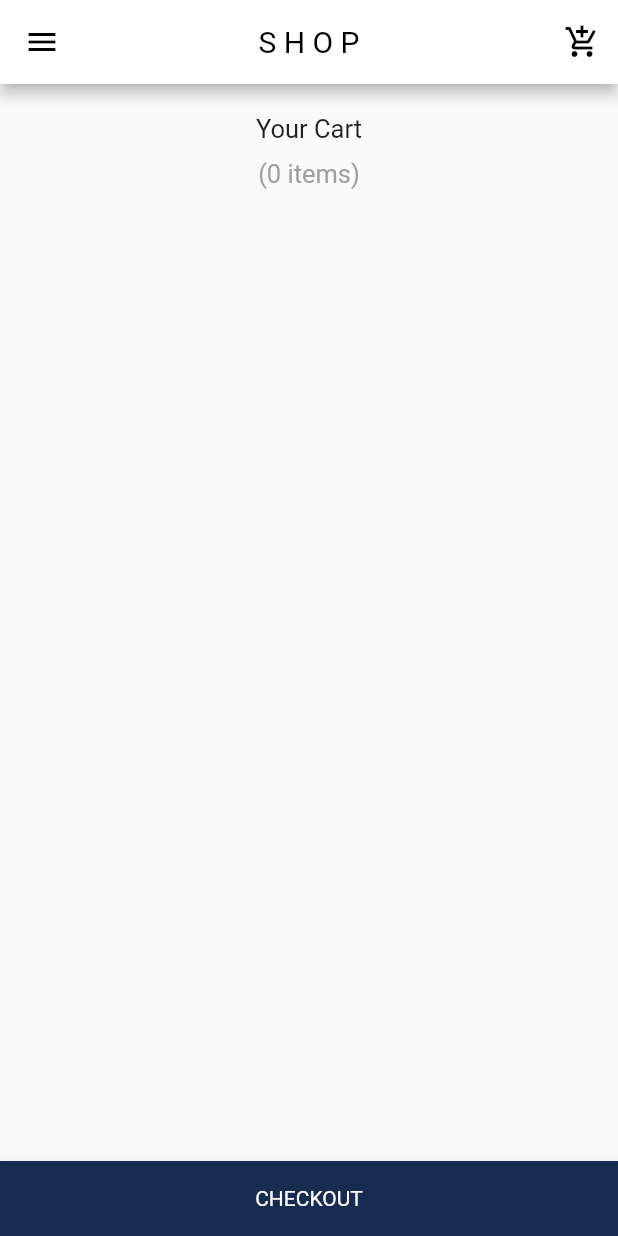
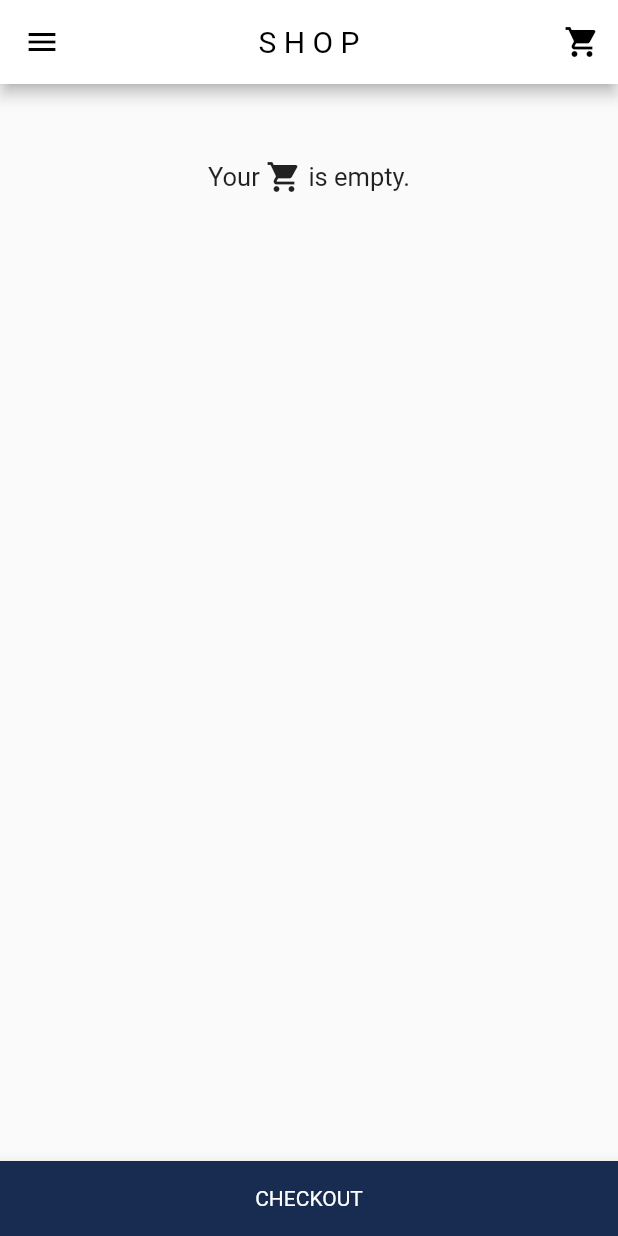
Before and after one commit to CJCP/FLUTTER_SHOP, a Flutter app: the CartContainer screen opened directly, on a phone screen of 412 x 824 dp. Run offline on Flutter 3.47's test engine with Material 2 defaults, Android fonts, the phone set to English and light mode, and no system bars; our stand-ins replace flutter_redux, redux.

Commit message:
Update UI cart/icon shopping_cart

```diff
--- a/lib/main.dart
+++ b/lib/main.dart
@@ -121,7 +121,7 @@ class ClotheDetailsState extends State<ClotheDetails> {
         centerTitle: true,
         actions: <Widget>[
           IconButton(
-            icon: Icon(Icons.add_shopping_cart),
+            icon: Icon(Icons.shopping_cart),
             color: Colors.black,
             onPressed: () => Navigator.push(
                   context,
@@ -396,7 +396,7 @@ class CategoryData extends StatelessWidget {
         ),
         actions: <Widget>[
           IconButton(
-            icon: Icon(Icons.add_shopping_cart),
+            icon: Icon(Icons.shopping_cart),
             color: Colors.black,
             onPressed: () => Navigator.push(
                   context,
@@ -462,7 +462,7 @@ class HomePage extends StatelessWidget {
         ),
         actions: <Widget>[
           IconButton(
-            icon: Icon(Icons.add_shopping_cart),
+            icon: Icon(Icons.shopping_cart),
             color: Colors.black,
             onPressed: () => Navigator.push(
                   context,
--- a/lib/ui/cart_flutter.dart
+++ b/lib/ui/cart_flutter.dart
@@ -20,9 +20,9 @@ class CartContainer extends StatelessWidget {
         centerTitle: true,
         actions: <Widget>[
           IconButton(
-            icon: Icon(Icons.add_shopping_cart),
+            icon: Icon(Icons.shopping_cart),
             color: Colors.black,
-            onPressed: () => print('add_shopping_cart'),
+            onPressed: () => print('shopping_cart'),
           )
         ],
         title: Text(
@@ -31,26 +31,7 @@ class CartContainer extends StatelessWidget {
         ),
       ),
       body: Container(
-        margin: EdgeInsets.only(left: 30, right: 30),
-        child: ListView(
-          children: <Widget>[
-            Container(
-              padding: EdgeInsets.only(top: 20, bottom: 10),
-              child: Center(
-                child: Text(
-                  'Your Cart',
-                  style: TextStyle(fontSize: 17),
-                ),
-              ),
-            ),
-            countItems(),
-            CartList(),
-            Container(
-              height: 50,
-            )
-          ],
-        ),
-      ),
+          margin: EdgeInsets.only(left: 30, right: 30), child: viewCart()),
       bottomNavigationBar: BottomAppBar(
         child: Container(
           height: 50,
@@ -65,18 +46,98 @@ class CartContainer extends StatelessWidget {
     );
   }
 
+  Widget viewCart() {
+    return StoreConnector<AppState, num>(
+      converter: (store) => store.state.cartItems.length,
+      builder: (context, count) => count > 0
+          ? ListView(
+              children: <Widget>[
+                Container(
+                  padding: EdgeInsets.only(top: 20, bottom: 10),
+                  child: Center(
+                    child: Text(
+                      'Your Cart',
+                      style: TextStyle(fontSize: 17),
+                    ),
+                  ),
+                ),
+                countItems(),
+                CartList(),
+                Container(
+                  child: cartTotal(),
+                ),
+                Container(
+                  height: 50,
+                )
+              ],
+            )
+          : Container(
+              padding: EdgeInsets.only(top: 50),
+              child: Row(
+                mainAxisAlignment: MainAxisAlignment.center,
+                children: <Widget>[
+                  Text(
+                    'Your ',
+                    style: TextStyle(fontSize: 17),
+                  ),
+                  Icon(Icons.shopping_cart),
+                  Text(
+                    ' is empty.',
+                    style: TextStyle(fontSize: 17),
+                  )
+                ],
+              ),
+            ),
+    );
+  }
+
   Widget countItems() {
     return StoreConnector<AppState, num>(
       converter: (store) => store.state.cartItems.length,
-      builder: (context, count) => Container(
+      builder: (context, count) {
+        String item = count > 1 ? 'items' : 'item';
+        return Container(
           margin: EdgeInsets.only(bottom: 20),
           child: Center(
             child: Text(
-                '($count items)',
+              '($count $item)',
               style: TextStyle(
                 fontSize: 17,
                 color: Colors.grey,
               ),
+            ),
+          ),
+        );
+      },
+    );
+  }
+
+  Widget cartTotal() {
+    return StoreConnector<AppState, num>(
+      converter: (store) => store.state.cartItems
+          .fold<num>(0, (acc, item) => acc + (item.price * item.quantity)),
+      builder: (context, total) => Container(
+            margin: EdgeInsets.only(right: 5, top: 30),
+            child: Container(
+              child: Row(
+                children: <Widget>[
+                  Text(
+                    'Total : ',
+                    style: TextStyle(
+                      fontWeight: FontWeight.bold,
+                    ),
+                  ),
+                  Container(
+                    margin: EdgeInsets.only(left: 30),
+                    child: Text(
+                      '\$${total.toStringAsFixed(2)}',
+                      style: TextStyle(
+                        fontWeight: FontWeight.bold,
+                      ),
+                    ),
+                  ),
+                ],
+                mainAxisAlignment: MainAxisAlignment.end,
               ),
             ),
           ),
```
Lines whose indentation alone changed are shown as unchanged.
